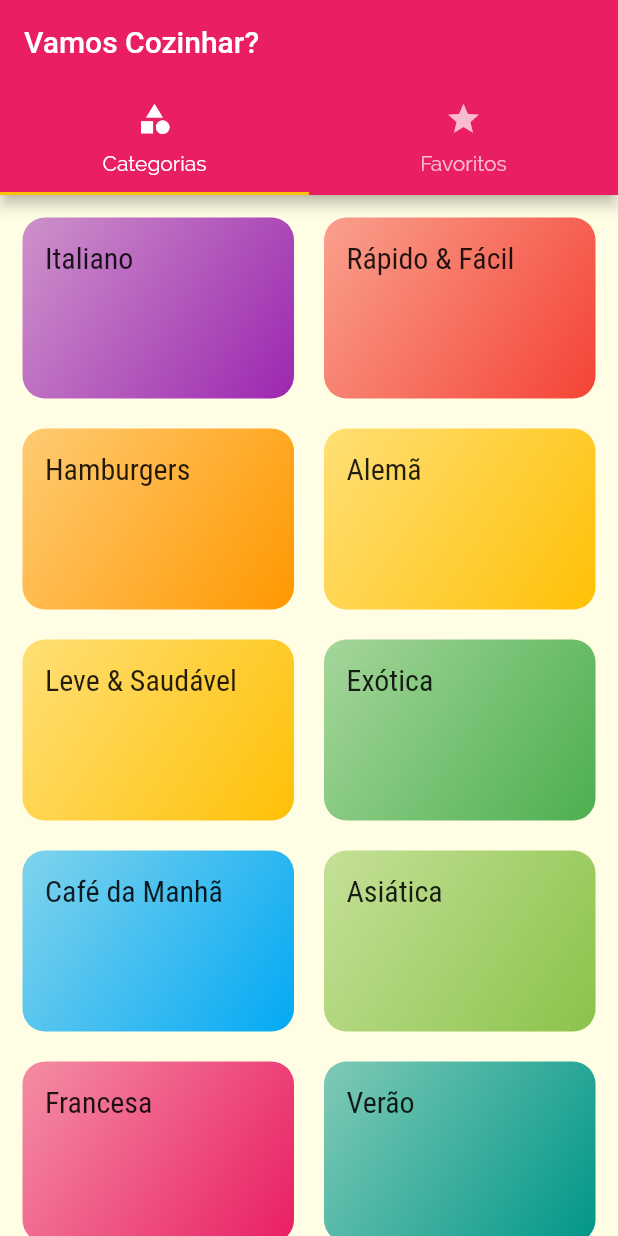
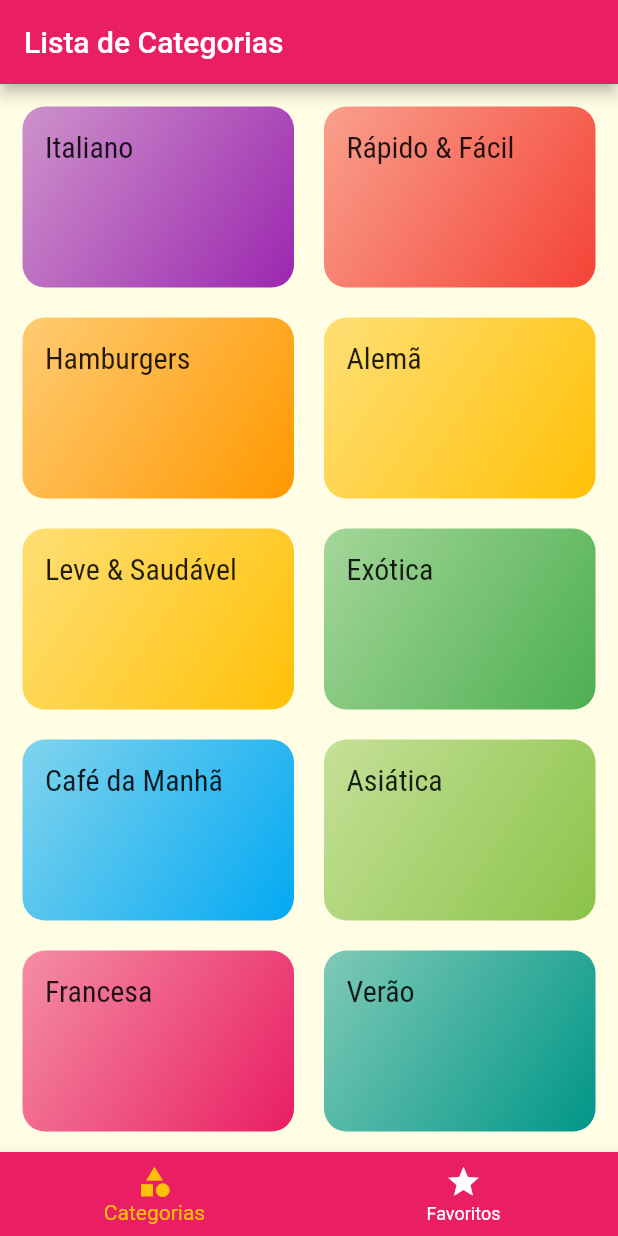
Before and after one commit to teilorbarcelos/flutter-foods, a Flutter app: the screen it shows after launch, on a phone screen of 412 x 824 dp. Run offline on Flutter 3.47's test engine with Material 2 defaults, Android fonts, the light colour scheme and no system bars.

Commit message:
tabs screen refactor with bottom navigation bar item

```diff
--- a/lib/screens/tabs_screen.dart
+++ b/lib/screens/tabs_screen.dart
@@ -4,35 +4,49 @@
 import 'package:flutter_foods/screens/categories_screen.dart';
 import 'package:flutter_foods/screens/favorite_screen.dart';
 
-class TabsScreen extends StatelessWidget {
+class TabsScreen extends StatefulWidget {
   const TabsScreen({super.key});
 
   @override
+  State<TabsScreen> createState() => _TabsScreenState();
+}
+
+class _TabsScreenState extends State<TabsScreen> {
+  int _selectedScreenIndex = 0;
+  final List<Map<String, Object>> _screens = [
+    {'title': 'Lista de Categorias', 'screen': CategoriesScreen()},
+    {'title': 'Meus Favoritos', 'screen': FavoriteScreen()},
+  ];
+
+  _selectScreen(int index) {
+    setState(() {
+      _selectedScreenIndex = index;
+    });
+  }
+
+  @override
   Widget build(BuildContext context) {
-    return DefaultTabController(
-      length: 2,
-      child: Scaffold(
-        appBar: AppBar(
-          title: Text('Vamos Cozinhar?'),
-          bottom: TabBar(
-            tabs: [
-              Tab(
-                icon: Icon(Icons.category),
-                text: 'Categorias',
-              ),
-              Tab(
-                icon: Icon(Icons.star),
-                text: 'Favoritos',
-              ),
-            ],
+    return Scaffold(
+      appBar: AppBar(
+        title: Text(_screens[_selectedScreenIndex]['title'] as String),
+      ),
+      body: _screens[_selectedScreenIndex]['screen'] as Widget,
+      bottomNavigationBar: BottomNavigationBar(
+        onTap: _selectScreen,
+        backgroundColor: Theme.of(context).primaryColor,
+        unselectedItemColor: Colors.white,
+        selectedItemColor: Theme.of(context).colorScheme.secondary,
+        currentIndex: _selectedScreenIndex,
+        items: [
+          BottomNavigationBarItem(
+            icon: Icon(Icons.category),
+            label: 'Categorias',
           ),
-        ),
-        body: TabBarView(
-          children: [
-            CategoriesScreen(),
-            FavoriteScreen(),
-          ],
-        ),
+          BottomNavigationBarItem(
+            icon: Icon(Icons.star),
+            label: 'Favoritos',
+          ),
+        ],
       ),
     );
   }
```
